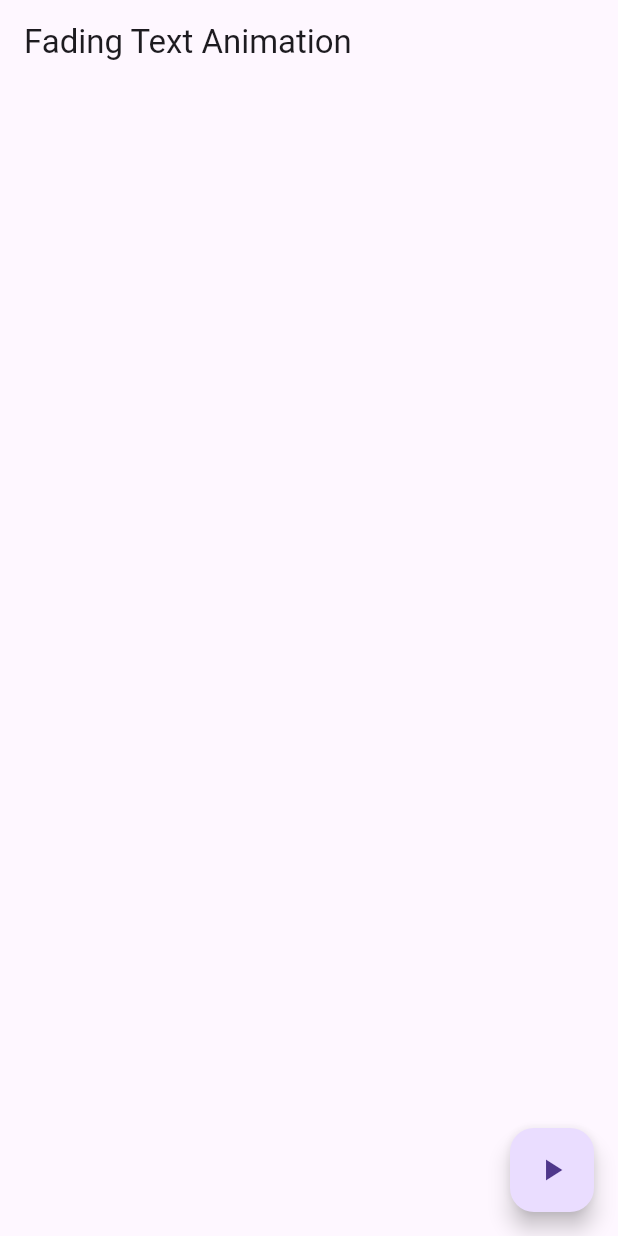
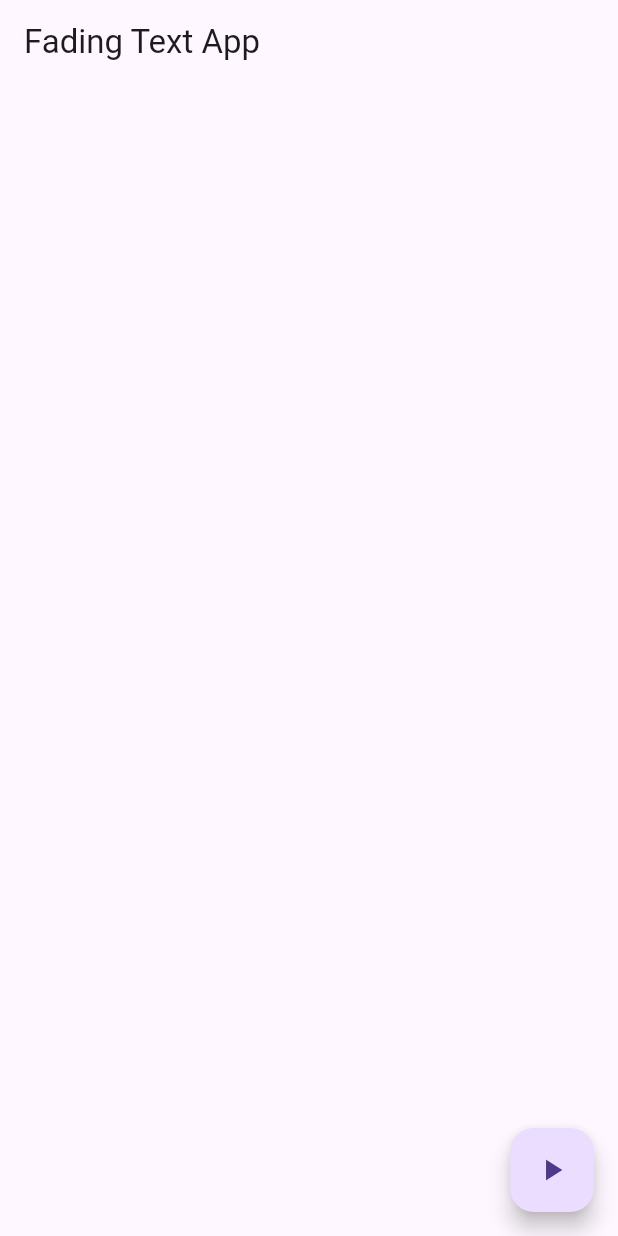
Before and after one commit to anguyen221/fading_text_app, a Flutter app: the screen it shows after launch, after a tap on the "play arrow" icon, on a phone screen of 412 x 824 dp. Run offline on Flutter 3.47's test engine with Material 3 defaults, Android fonts, the phone set to English and light mode, and no system bars.

Commit message:
Added fading text animation

```diff
--- a/lib/main.dart
+++ b/lib/main.dart
@@ -1,19 +1,23 @@
 import 'package:flutter/material.dart';
 
 void main() {
-  runApp(MyApp());
+  runApp(const MyApp());
 }
 
 class MyApp extends StatelessWidget {
+  const MyApp({super.key});
+
   @override
   Widget build(BuildContext context) {
-    return MaterialApp(
+    return const MaterialApp(
       home: FadingTextAnimation(),
     );
   }
 }
 
 class FadingTextAnimation extends StatefulWidget {
+  const FadingTextAnimation({super.key});
+
   @override
   _FadingTextAnimationState createState() => _FadingTextAnimationState();
 }
@@ -31,13 +35,13 @@ class _FadingTextAnimationState extends State<FadingTextAnimation> {
   Widget build(BuildContext context) {
     return Scaffold(
       appBar: AppBar(
-        title: Text('Fading Text Animation'),
+        title: const Text('Fading Text App'),
       ),
       body: Center(
         child: AnimatedOpacity(
           opacity: _isVisible ? 1.0 : 0.0,
-          duration: Duration(seconds: 1),
-          child: Text(
+          duration: const Duration(seconds: 1),
+          child: const Text(
             'Hello, Flutter!',
             style: TextStyle(fontSize: 24),
           ),
@@ -45,7 +49,7 @@ class _FadingTextAnimationState extends State<FadingTextAnimation> {
       ),
       floatingActionButton: FloatingActionButton(
         onPressed: toggleVisibility,
-        child: Icon(Icons.play_arrow),
+        child: const Icon(Icons.play_arrow),
       ),
     );
   }
```
